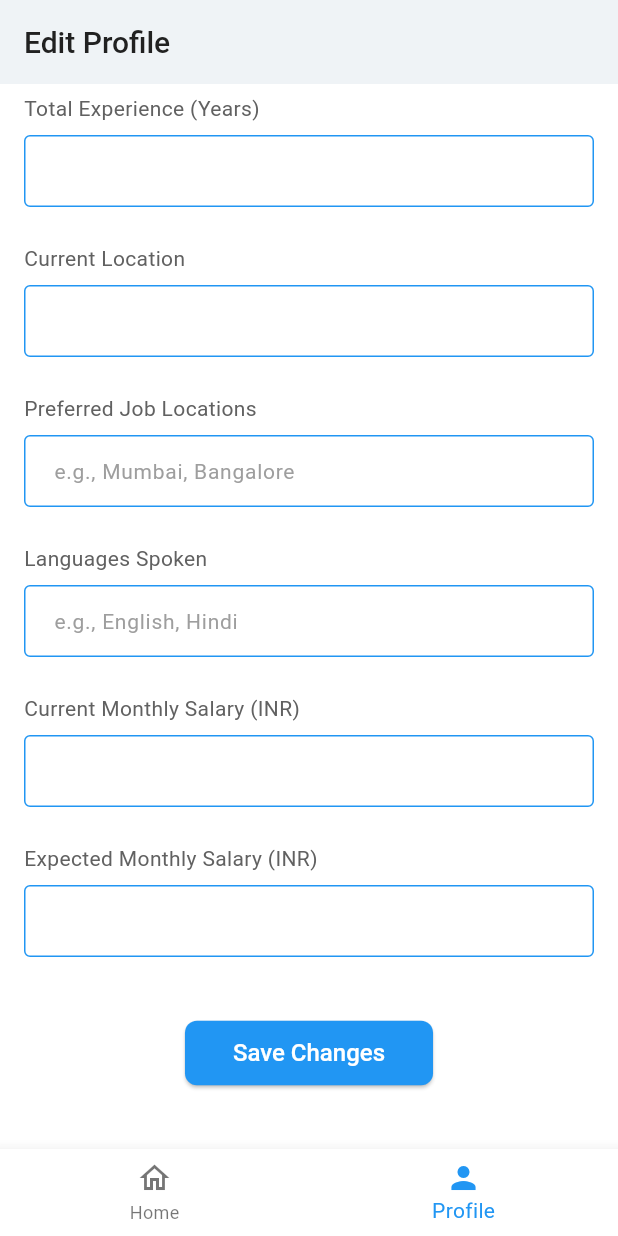
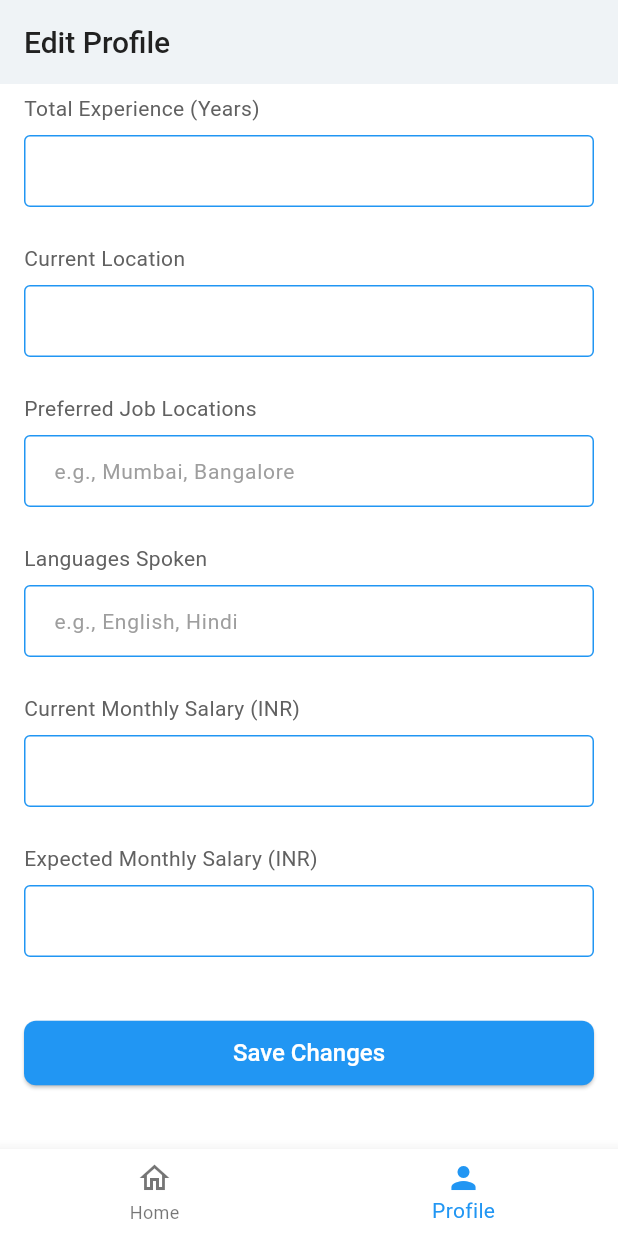
Before and after one commit to arunanksharan/seeker_flutter, a Flutter app: the ProfileScreen screen opened by its route, scrolled down 1034 dp, on a phone screen of 412 x 824 dp. Run offline on Flutter 3.47's test engine with Material 3 defaults, Android fonts, the phone set to English and light mode, and no system bars; our stand-ins replace dio, firebase_auth, firebase_core, flutter_riverpod, flutter_secure_storage, freezed_annotation and 2 more; missing offline and left inert: phone_number; accounts and stored records are empty; network calls fail.

Commit message:
[fix]: UI styling and minor bug fixes

```diff
--- a/lib/core/config.dart
+++ b/lib/core/config.dart
@@ -3,7 +3,9 @@ class AppConfig {
   // API URL loaded from build environment variable or default
   static const String apiUrl = String.fromEnvironment(
     'API_URL',
-    defaultValue: 'https://api.itihiring.in', // Default from app.config.js
+    defaultValue:
+        'https://api.itihiring.in/employee', // Default from app.config.js
+    // defaultValue: 'http://192.168.1.5:3311/employee',
   );
 
   // API Timeout constant
--- a/lib/features/profile/presentation/screens/profile_screen.dart
+++ b/lib/features/profile/presentation/screens/profile_screen.dart
@@ -245,7 +245,21 @@ class _ProfileScreenState extends ConsumerState<ProfileScreen> {
     // Handle initial loading error state
     if (!state.dataLoaded && state.errorMessage != null) {
       return Scaffold(
-        appBar: AppBar(title: const Text('Profile')),
+        appBar: AppBar(
+          elevation: 0,
+          backgroundColor: theme.scaffoldBackgroundColor,
+          foregroundColor: theme.colorScheme.onSurface,
+          titleSpacing: 0,
+          centerTitle: false,
+
+          title: Padding(
+            padding: const EdgeInsets.only(left: 16.0),
+            child: Text(
+              state.isEditing ? 'Edit Profile' : 'View Profile',
+              style: textTheme.headlineMedium,
+            ),
+          ),
+        ),
         body: Center(child: Text("Error: ${state.errorMessage}")),
       );
     }
@@ -352,7 +366,8 @@ class _ProfileScreenState extends ConsumerState<ProfileScreen> {
                     const SizedBox(height: 16), // Space before save button
                     // Save Button (visible only in edit mode)
                     if (state.isEditing)
-                      Center(
+                      Padding(
+                        padding: const EdgeInsets.symmetric(horizontal: 0.0),
                         child: ElevatedButton(
                           onPressed: state.isSaving ? null : _saveForm,
                           style: ElevatedButton.styleFrom(
@@ -496,6 +511,17 @@ class _ProfileScreenState extends ConsumerState<ProfileScreen> {
             controller: controller,
             readOnly: true, // Always read-only, rely on onTap
             enabled: isEditing, // Enable/disable based on edit mode
+            style: Theme.of(context).textTheme.bodyLarge?.copyWith(
+              // Example: Use bodyLarge style from your theme as a base
+
+              // Conditionally change color based on whether the field is enabled (editing)
+              color:
+                  isEditing
+                      ? Theme.of(context)
+                          .colorScheme
+                          .onSurface // Use default text color when editing
+                      : Colors.grey[700],
+            ),
             decoration: InputDecoration(
               hintText: 'DD-MM-YYYY',
               suffixIcon: Icon(
@@ -506,9 +532,11 @@ class _ProfileScreenState extends ConsumerState<ProfileScreen> {
               enabledBorder: OutlineInputBorder(
                 borderSide: BorderSide(color: Theme.of(context).primaryColor),
               ),
-              disabledBorder: const OutlineInputBorder(
-                borderSide: BorderSide(color: Colors.grey),
+              disabledBorder: OutlineInputBorder(
+                borderSide: BorderSide(color: Colors.grey[100]!),
               ),
+              filled: true,
+              fillColor: isEditing ? Colors.white : Colors.grey[50],
             ),
             onTap: isEditing ? () => _selectDate(context) : null,
             validator:
@@ -543,11 +571,11 @@ class _ProfileScreenState extends ConsumerState<ProfileScreen> {
             enabledBorder: OutlineInputBorder(
               borderSide: BorderSide(color: Theme.of(context).primaryColor),
             ),
-            disabledBorder: const OutlineInputBorder(
-              borderSide: BorderSide(color: Colors.grey),
+            disabledBorder: OutlineInputBorder(
+              borderSide: BorderSide(color: Colors.grey[100]!),
             ),
             filled: true,
-            fillColor: isEditing ? Colors.white : Colors.grey[100],
+            fillColor: isEditing ? Colors.white : Colors.grey[50],
           ),
           style: Theme.of(context).textTheme.bodyLarge?.copyWith(
             color: isEditing ? Colors.black : Colors.grey[700],
@@ -584,15 +612,19 @@ class _ProfileScreenState extends ConsumerState<ProfileScreen> {
               value: title,
               groupValue: groupValue,
               visualDensity: VisualDensity.compact,
-              materialTapTargetSize: MaterialTapTargetSize.shrinkWrap, // Reduce tap area padding
-              onChanged: isEditing
-                  ? (String? value) {
-                      logger.d("Gender radio changed to: $value, isEditing: $isEditing");
-                      if (value != null) {
-                        notifier.updateField('gender', value);
+              materialTapTargetSize:
+                  MaterialTapTargetSize.shrinkWrap, // Reduce tap area padding
+              onChanged:
+                  isEditing
+                      ? (String? value) {
+                        logger.d(
+                          "Gender radio changed to: $value, isEditing: $isEditing",
+                        );
+                        if (value != null) {
+                          notifier.updateField('gender', value);
+                        }
                       }
-                    }
-                  : null, // Disable if not editing
+                      : null, // Disable if not editing
             ),
             Text(title),
           ],
--- a/lib/services/api_client.dart
+++ b/lib/services/api_client.dart
@@ -52,6 +52,8 @@ class ApiClient {
 
   ApiClient(this._ref) {
     // Constructor now takes Ref
+    logger.d("Creating ApiClient instance"); // Log instance creation
+    logger.d(AppConfig.apiUrl);
     final options = BaseOptions(
       baseUrl: AppConfig.apiUrl,
       connectTimeout: Duration(milliseconds: AppConfig.apiTimeoutMs),
```
Also changed, not shown: lib/features/auth/presentation/screens/login_screen.dart (+31 -1 lines), lib/features/home/presentation/screens/home_screen.dart (+3 -6 lines).
